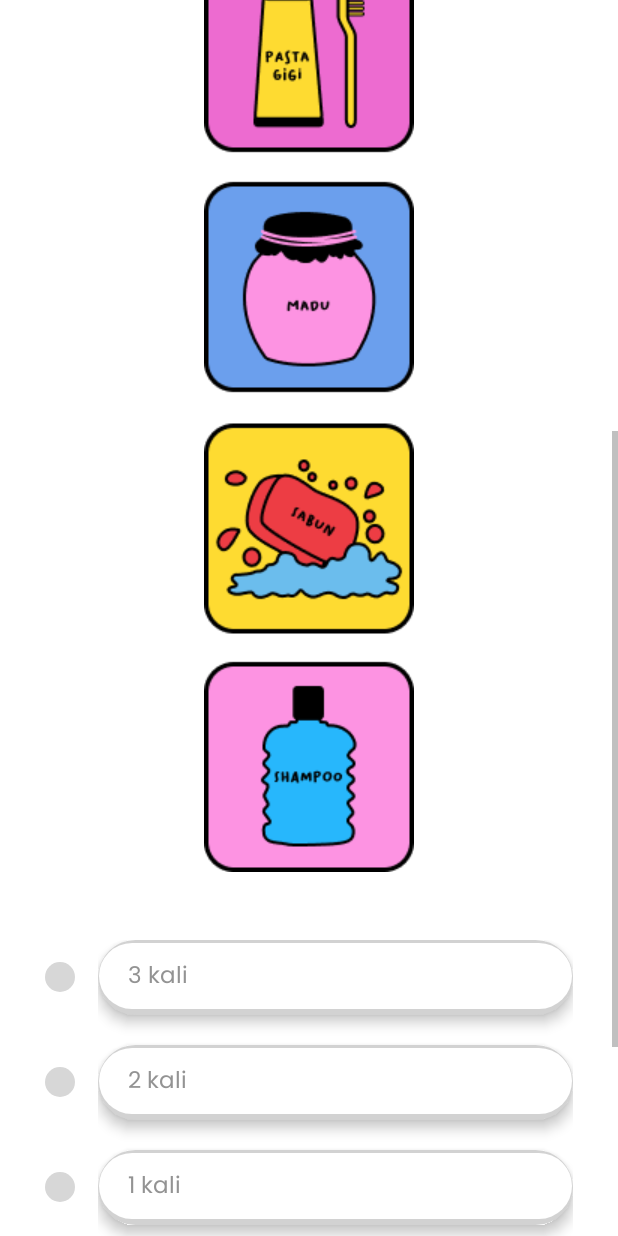
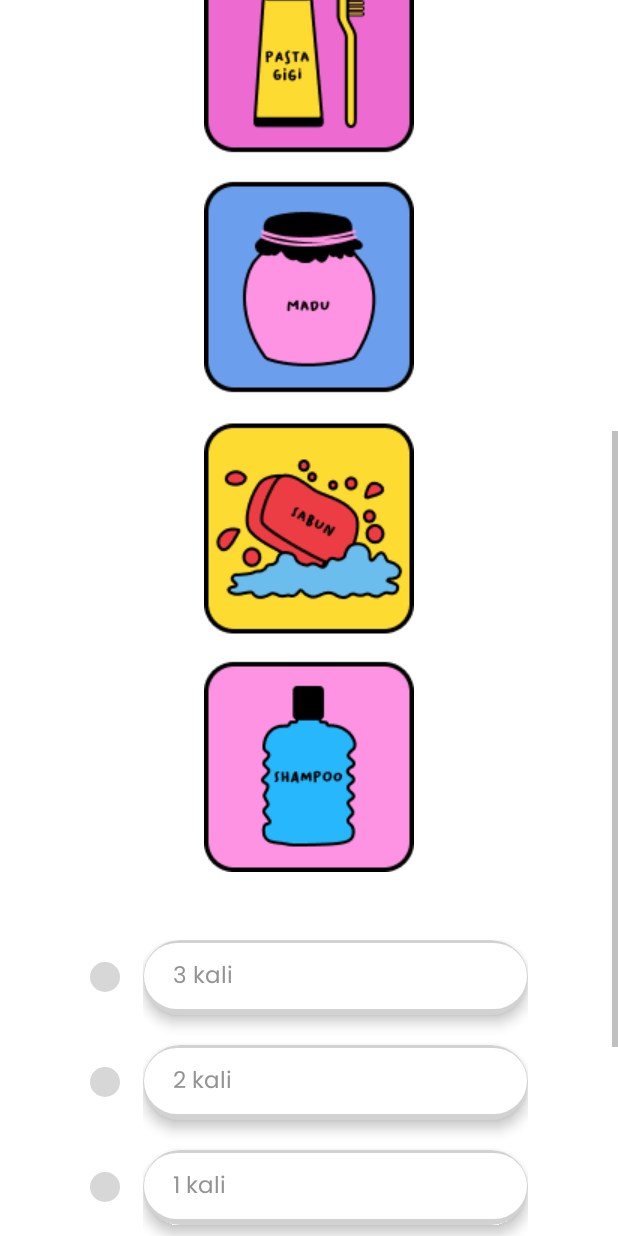
Before and after one commit to haezelnut/aloparent, an Android app: the screen it shows after launch (SoalA), scrolled down 576 dp, on a phone screen of 412 x 824 dp. Run offline under Robolectric (Android 15) with nearby library versions, the phone set to English and light mode, and no system bars.

Commit message:
implement soal kelas 1 selesai

```diff
--- a/app/src/main/java/com/example/aloparent/SoalKelas/SoalA.java
+++ b/app/src/main/java/com/example/aloparent/SoalKelas/SoalA.java
@@ -10,8 +10,10 @@ import android.graphics.drawable.ColorDrawable;
 import android.os.Bundle;
 import android.util.Log;
 import android.view.View;
+import android.view.ViewGroup;
 import android.widget.Button;
 import android.widget.ImageView;
+import android.widget.LinearLayout;
 import android.widget.ProgressBar;
 import android.widget.RadioButton;
 import android.widget.RadioGroup;
@@ -30,8 +32,9 @@ public class SoalA extends AppCompatActivity {
     Button btn_cek;
     Dialog dialog;
     AppCompatRadioButton jawaban1, jawaban2, jawaban3, jawaban4;
-    TextView pertanyaan, txtJawaban1, txtJawaban2,txtJawaban3,txtJawaban4;
-    ImageView imgPertanyaan;
+    TextView pertanyaan, pertanyaan2, txtJawaban1, txtJawaban2,txtJawaban3,txtJawaban4;
+    ImageView imgPertanyaan, imgJawaban1, imgJawaban2, imgJawaban3, imgJawaban4;
+    LinearLayout linearLayout;
 
     SoalModel currentQuestion;
     int indexCurrentQuestion = 0;
@@ -59,6 +62,7 @@ public class SoalA extends AppCompatActivity {
         imgPertanyaan = findViewById(R.id.imgViewPertanyaan);
 
         pertanyaan = findViewById(R.id.textViewPertanyaan);
+        pertanyaan2 = findViewById(R.id.textViewPertanyaan2);
         txtJawaban1 = findViewById(R.id.jawaban1);
         txtJawaban2 =  findViewById(R.id.jawaban2);
         txtJawaban3 =  findViewById(R.id.jawaban3);
@@ -109,6 +113,15 @@ public class SoalA extends AppCompatActivity {
                 // txtQuestion.setHeight(0);
             }
 
+            if(currentQuestion.getPertanyaan2().length() > 0) {
+                pertanyaan2.setText(currentQuestion.getPertanyaan2());
+                pertanyaan2.setVisibility(View.VISIBLE);
+                // txtQuestion.setHeight(txtQuestion.getLayoutParams().WRAP_CONTENT);
+            } else {
+                pertanyaan2.setVisibility(View.GONE);
+                // txtQuestion.setHeight(0);
+            }
+
             if(currentQuestion.getImgPertanyaan() > 0) {
                 imgPertanyaan.setImageResource(currentQuestion.getImgPertanyaan());
             } else {
@@ -139,11 +152,84 @@ public class SoalA extends AppCompatActivity {
                 txtJawaban4.setText(currentQuestion.getJawaban4());
             }
 
+            adjustQuestion();
+
+
             indexCurrentQuestion++;
             btn_cek.setText("Submit");;
             answered = false;
 
         }
+    }
+
+    private void adjustQuestion() {
+        if(indexCurrentQuestion == 1){
+            txtJawaban1.setText("");
+            txtJawaban2.setText("");
+            txtJawaban3.setText("");
+            txtJawaban4.setText("");
+
+            int height = 780;
+            int width = 325;
+
+            radioGroupSoalA1.getLayoutParams().width = 90;
+
+            // linearLayout.getLayoutParams().width = width;
+
+            txtJawaban1.setHeight(txtJawaban1.getLayoutParams().height = height);
+            txtJawaban2.setHeight(txtJawaban2.getLayoutParams().height = height);
+            txtJawaban3.setHeight(txtJawaban3.getLayoutParams().height = height);
+            txtJawaban4.setHeight(txtJawaban4.getLayoutParams().height = height);
+
+            txtJawaban1.setWidth(txtJawaban1.getLayoutParams().width = width);
+            txtJawaban2.setWidth(txtJawaban2.getLayoutParams().width = width);
+            txtJawaban3.setWidth(txtJawaban3.getLayoutParams().width = width);
+            txtJawaban4.setWidth(txtJawaban4.getLayoutParams().width = width);
+
+            jawaban1.setHeight(jawaban1.getLayoutParams().height = height);
+            jawaban2.setHeight(jawaban2.getLayoutParams().height = height);
+            jawaban3.setHeight(jawaban3.getLayoutParams().height = height);
+            jawaban4.setHeight(jawaban4.getLayoutParams().height = height);
+
+        }
+        if (indexCurrentQuestion == 2){
+            int height = 400;
+            int width = 400;
+
+            txtJawaban1.setHeight(txtJawaban1.getLayoutParams().height = height);
+            txtJawaban2.setHeight(txtJawaban2.getLayoutParams().height = height);
+            txtJawaban3.setHeight(txtJawaban3.getLayoutParams().height = height);
+            txtJawaban4.setHeight(txtJawaban4.getLayoutParams().height = height);
+
+            txtJawaban1.setWidth(txtJawaban1.getLayoutParams().width = width);
+            txtJawaban2.setWidth(txtJawaban2.getLayoutParams().width = width);
+            txtJawaban3.setWidth(txtJawaban3.getLayoutParams().width = width);
+            txtJawaban4.setWidth(txtJawaban4.getLayoutParams().width = width);
+
+            jawaban1.setHeight(jawaban1.getLayoutParams().height = height);
+            jawaban2.setHeight(jawaban2.getLayoutParams().height = height);
+            jawaban3.setHeight(jawaban3.getLayoutParams().height = height);
+            jawaban4.setHeight(jawaban4.getLayoutParams().height = height);
+        }
+        if (indexCurrentQuestion == 3){
+            int height = 380;
+            int width = 380;
+
+            txtJawaban1.setHeight(txtJawaban1.getLayoutParams().height = height);
+            txtJawaban2.setHeight(txtJawaban2.getLayoutParams().height = height);
+            txtJawaban3.setHeight(txtJawaban3.getLayoutParams().height = height);
+            txtJawaban4.setVisibility(View.GONE);
+
+            txtJawaban1.setWidth(txtJawaban1.getLayoutParams().width = width);
+            txtJawaban2.setWidth(txtJawaban2.getLayoutParams().width = width);
+            txtJawaban3.setWidth(txtJawaban3.getLayoutParams().width = width);
+
+            jawaban1.setHeight(jawaban1.getLayoutParams().height = height);
+            jawaban2.setHeight(jawaban2.getLayoutParams().height = height);
+            jawaban3.setHeight(jawaban3.getLayoutParams().height = height);
+            jawaban4.setVisibility(View.GONE);
+        }
+
     }
 
 
@@ -154,32 +240,45 @@ public class SoalA extends AppCompatActivity {
                         "Dibawah ini sudah ada kotak berisi barang barang, Andi dapat berhenti pada kotak yang berisikan peralatan mandi, dan harus melompat pada kotak yang tidak berisikan peralatan mandi. \n" +
                         "\n" +
                         "Berapa kotak Andi dapat berhenti (tidak melompat)?", R.drawable.gambar_soala1,
+                "",
                 "3 kali", 0,
                 "2 kali", 0,
                 "1 kali",0,
                 "Melompat terus", 0,
                 1));
         questionsList.add(new SoalModel(
-                "Cari median dari data pembuatan roti di sebuah pabrik dalam beberapa hari berikut.\n 20, 30, 25, 32, 26, 33, 36, 34, 28, 29", 0,
-                "A. 29", 0,
-                "B. 29,5", 0,
-                "C. 30", 0,
-                "D. 28,5", 0,
-                2));
+                "Ani sedang bermain dengan Ayah menggunakan benda-benda di bawah ini.",R.drawable.gambar_soal_a2,
+                "Ayah ingin benda berwarna hijau disusun diantara benda berwarna merah.\n" +
+                        "\n" +
+                        "Dapatkah kamu membantu Ani untuk menyusun benda tersebut?",
+                "",R.drawable.images_opsi1_soala2,
+                "",R.drawable.images_soala2_opsi2,
+                "",R.drawable.images_soala2_opsi3,
+                "",R.drawable.images_soala2_opsi4,
+                4));
         questionsList.add(new SoalModel(
-                "Hasil panen kakek selama 5 bulan dalam ton adalah 10, 6, 7, 9, 8. Rata-rata hasil panen kakek tiap bulan adalah", 0,
-                "A. 7", 0,
-                "B. 8", 0,
-                "C. 9", 0,
-                "D. 10", 0,
-                2));
+                "Anya mempunyai sebuah gelang, namun tiba-tiba gelang itu terputus. Ia ingin memperbaikinya.",R.drawable.img_soal_a3,
+                "Bagaimana bentuk gelang setelah diperbaiki?",
+                "",R.drawable.img_jawaban1_soala3,
+                "",R.drawable.img_jawaban2_soala3,
+                "",R.drawable.img_jawaban3_soala3,
+                "",R.drawable.img_jawaban2_soala3,
+                2
+                ));
         questionsList.add(new SoalModel(
-                "Rata-rata dan median dari data di atas adalah", R.drawable.games_image,
-                "A. Rata-rata = 7,5 dan median = 7", 0,
-                "B. Rata-rata = 7,5 dan median = 7,5", 0,
-                "C. Rata-rata = 7 dan median = 7,5", 0,
-                "D. Rata-rata = 7,5 dan median = 8", 0,
-                1));
+                "Bulan lalu saat Ulangan Akhir Semester, Ani mendapatkan hasil yang memuaskan. Ayah Ani berjanji akan membelikan Ani sepatu dan baju. \n" +
+                        "\n" +
+                        "Saat ini Ayah dan Ani sedang di pusat perbelanjaan. Ayah membebaskan Ani untuk membeli barang sesuai keinginannya. Ani menginginkan sepatu yang berbeda warna dengan baju. \n" +
+                        "\n" +
+                        "Jika ia membeli sepatu biru maka ia tidak akan memilih baju biru dan hijau. Jika Ia memilih sepatu kuning, ia tidak akan memilih baju berlengan panjang, pink, dan kuning. \n" +
+                        "\n" +
+                        "Berdasarkan daftar barang dibawah ini, manakah kemungkinan barang yang akan dibeli Ani jika ia menginginkan sepatu dan baju?",0,
+                "",
+                "",R.drawable.img_jawaban1_soala4,
+                "",R.drawable.img_jawaban2_soala4,
+                "",R.drawable.img_jawaban3_soala4,
+                "",0,
+                3));
     }
 
 
--- a/app/src/main/java/com/example/aloparent/SoalKelas/SoalModel.java
+++ b/app/src/main/java/com/example/aloparent/SoalKelas/SoalModel.java
@@ -1,14 +1,15 @@
 package com.example.aloparent.SoalKelas;
 
 public class SoalModel {
-    private String pertanyaan, jawaban1, jawaban2, jawaban3, jawaban4;
+    private String pertanyaan, pertanyaan2, jawaban1, jawaban2, jawaban3, jawaban4;
     private int imgPertanyaan, imgJawaban1, imgJawaban2, imgJawaban3, imgJawaban4;
     private int kunciJawaban;
 
     public SoalModel() {}
 
-    public SoalModel(String pertanyaan,int imgPertanyaan, String jawaban1,int imgJawaban1, String jawaban2,int imgJawaban2, String jawaban3,int imgJawaban3, String jawaban4,  int imgJawaban4, int kunciJawaban) {
+    public SoalModel(String pertanyaan, int imgPertanyaan, String pertanyaan2, String jawaban1,int imgJawaban1, String jawaban2,int imgJawaban2, String jawaban3,int imgJawaban3, String jawaban4,  int imgJawaban4, int kunciJawaban) {
         this.pertanyaan = pertanyaan;
+        this.pertanyaan2 = pertanyaan2;
         this.jawaban1 = jawaban1;
         this.jawaban2 = jawaban2;
         this.jawaban3 = jawaban3;
@@ -28,6 +29,10 @@ public class SoalModel {
     public void setPertanyaan(String pertanyaan) {
         this.pertanyaan = pertanyaan;
     }
+
+    public String getPertanyaan2() { return pertanyaan2;}
+
+    public void setPertanyaan2(){ this.pertanyaan2 = pertanyaan2;}
 
     public String getJawaban1() {
         return jawaban1;
--- a/app/src/main/res/layout/activity_soal_a1.xml
+++ b/app/src/main/res/layout/activity_soal_a1.xml
@@ -49,6 +49,17 @@
           android:layout_marginTop="35dp"
           android:src="@drawable/koper_image_soal1a" />
 
+      <TextView
+          android:layout_marginTop="30dp"
+          android:id="@+id/textViewPertanyaan2"
+          android:layout_width="match_parent"
+          android:layout_height="wrap_content"
+          android:textSize="14dp"
+          android:fontFamily="@font/poppins_medium"
+          android:text="@string/soal1a"
+          android:textColor="#5B5B5B"
+          />
+
 
       <LinearLayout
           android:layout_marginTop="45dp"
@@ -56,9 +67,11 @@
           android:layout_height="wrap_content"
           android:orientation="horizontal">
       <RadioGroup
+          android:layout_marginLeft="30dp"
           android:id="@+id/radioGroupSoalA1"
           android:layout_width="35dp"
-          android:layout_height="wrap_content">
+          android:layout_height="wrap_content"
+          >
 
         <androidx.appcompat.widget.AppCompatRadioButton
             android:id="@+id/a1_opsi1"
@@ -91,6 +104,8 @@
       </RadioGroup>
 
         <LinearLayout
+            android:layout_marginRight="30dp"
+            android:id="@+id/liniarLayoutJawaban"
             android:layout_width="match_parent"
             android:layout_height="wrap_content"
             android:orientation="vertical">
@@ -101,7 +116,7 @@
               android:layout_height="50dp"
               android:background="@drawable/white_rectangle_notifikasi"
               android:elevation="5dp"
-              android:text="3 kali"
+              android:text=""
               android:textSize="15dp"
               android:fontFamily="@font/poppins_regular"
               android:textColor="#939393"
@@ -116,7 +131,7 @@
               android:layout_height="50dp"
               android:background="@drawable/white_rectangle_notifikasi"
               android:elevation="5dp"
-              android:text="2 kali"
+              android:text=""
               android:textSize="15dp"
               android:fontFamily="@font/poppins_regular"
               android:textColor="#939393"
@@ -131,7 +146,7 @@
               android:layout_height="50dp"
               android:background="@drawable/white_rectangle_notifikasi"
               android:elevation="5dp"
-              android:text="1 kali"
+              android:text=""
               android:textSize="15dp"
               android:fontFamily="@font/poppins_regular"
               android:textColor="#939393"
@@ -146,7 +161,7 @@
               android:layout_height="50dp"
               android:background="@drawable/white_rectangle_notifikasi"
               android:elevation="5dp"
-              android:text="Melompat terus"
+              android:text=""
               android:textSize="15dp"
               android:fontFamily="@font/poppins_regular"
               android:textColor="#939393"
```
Also changed, not shown: app/src/main/res/drawable-v24/img_soal_a3.png (added), app/src/main/res/drawable-v24/img_soala2.png (added), app/src/main/res/drawable/img_jawaban1_soala3.png (added), app/src/main/res/drawable/img_jawaban1_soala4.png (added), app/src/main/res/drawable/img_jawaban2_soala3.png (added), app/src/main/res/drawable/img_jawaban2_soala4.png (added), app/src/main/res/drawable/img_jawaban3_soala3.png (added), app/src/main/res/drawable/img_jawaban3_soala4.png (added).
